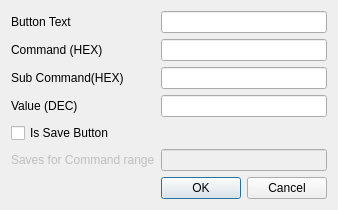
First picture: the form in Commanders/ButtonEditDialog.ui, repository tixiv/CAN-Monitor-qt, before the edit.
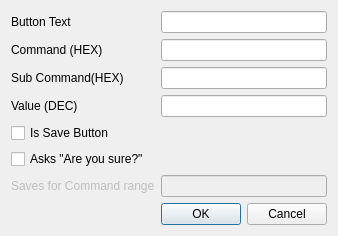
Second picture: the form after the edit.

Commit message: add "are you sure?" option to buttons

Diff of the .ui file:
```diff
--- a/Commanders/ButtonEditDialog.ui
+++ b/Commanders/ButtonEditDialog.ui
@@ -7,7 +7,7 @@
     <x>0</x>
     <y>0</y>
     <width>307</width>
-    <height>194</height>
+    <height>236</height>
    </rect>
   </property>
   <property name="windowTitle">
@@ -61,7 +61,7 @@
      </property>
     </widget>
    </item>
-   <item row="5" column="0">
+   <item row="6" column="0">
     <widget class="QLabel" name="saveCommandRangeLabel">
      <property name="enabled">
       <bool>false</bool>
@@ -71,14 +71,14 @@
      </property>
     </widget>
    </item>
-   <item row="5" column="1">
-    <widget class="QLineEdit" name="saveCommandRangeEdit">
-     <property name="enabled">
-      <bool>false</bool>
-     </property>
-    </widget>
-   </item>
    <item row="6" column="1">
+    <widget class="QLineEdit" name="saveCommandRangeEdit">
+     <property name="enabled">
+      <bool>false</bool>
+     </property>
+    </widget>
+   </item>
+   <item row="7" column="1">
     <widget class="QDialogButtonBox" name="buttonBox">
      <property name="orientation">
       <enum>Qt::Horizontal</enum>
@@ -88,6 +88,13 @@
      </property>
     </widget>
    </item>
+   <item row="5" column="0">
+    <widget class="QCheckBox" name="areYouSureCheckbox">
+     <property name="text">
+      <string>Asks &quot;Are you sure?&quot;</string>
+     </property>
+    </widget>
+   </item>
   </layout>
  </widget>
  <resources/>
```
The commit also changes 3 other files.
